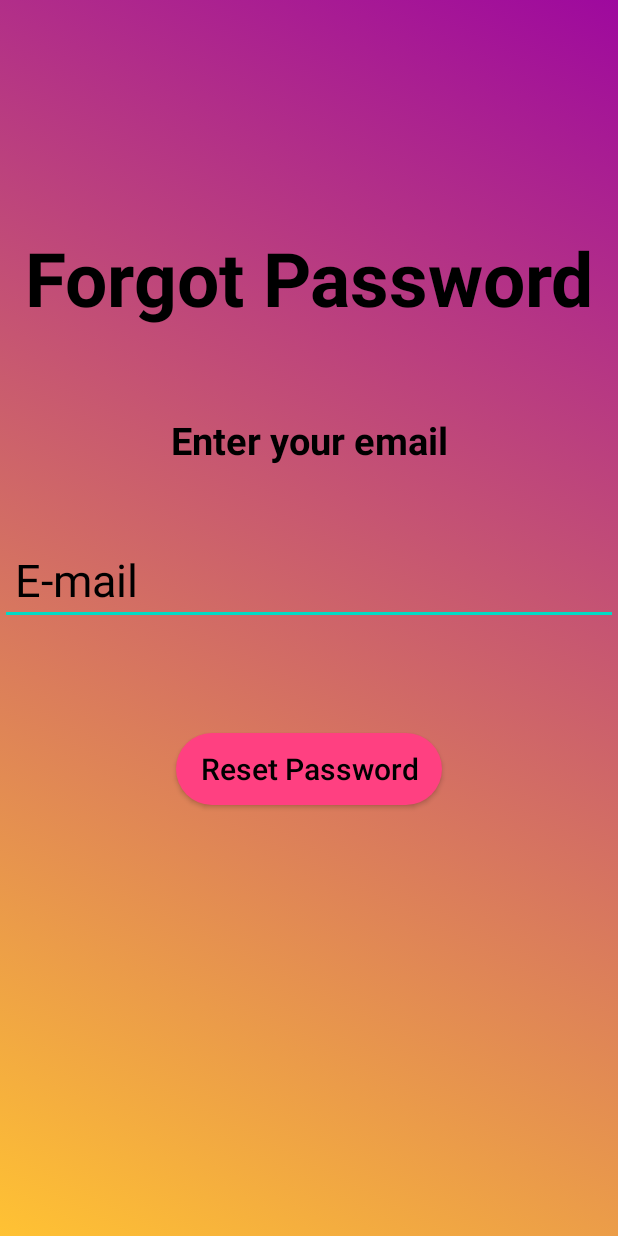
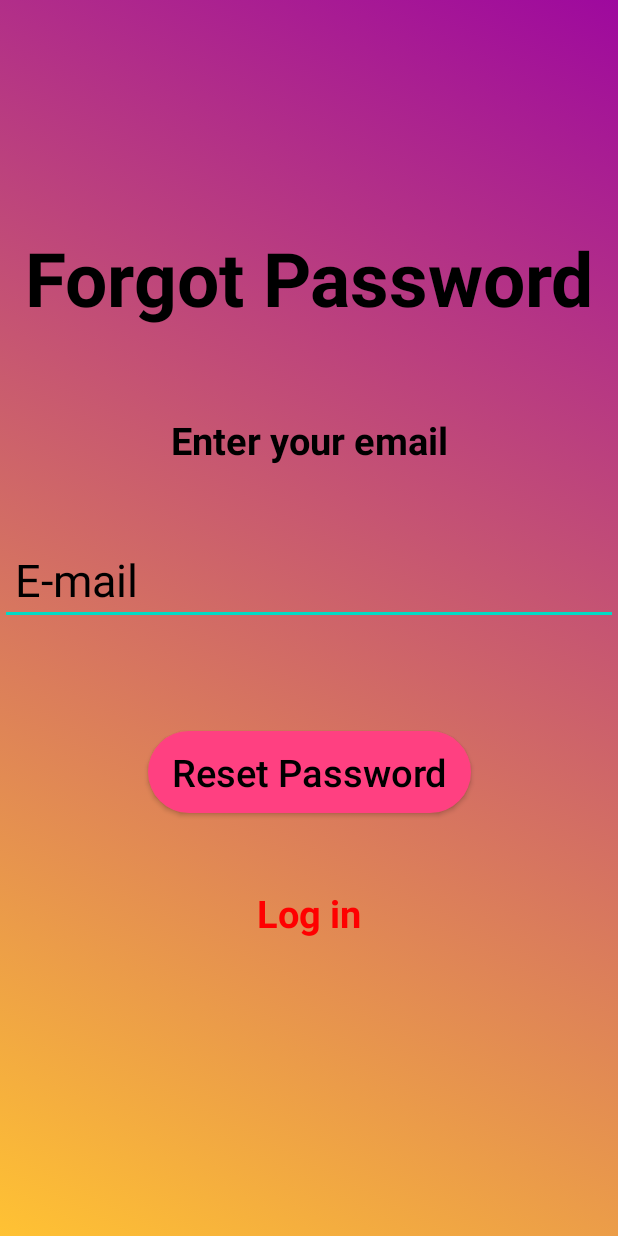
Before and after one commit to Neer-rn/KU-Bazar, an Android app: the Forget_password screen opened directly, with no data from a screen before it, on a phone screen of 412 x 824 dp. Run offline under Robolectric (Android 15) with nearby library versions, the phone set to English and light mode, and no system bars; our stand-ins replace Firebase (no records; nobody signed in at launch, a user with empty details on screens opened directly).

Commit message:
Added login btn in forgot Activity

```diff
--- a/app/src/main/java/com/neer/ku_bazar/Forget_password.java
+++ b/app/src/main/java/com/neer/ku_bazar/Forget_password.java
@@ -21,6 +21,8 @@
 
     private EditText inputEmail;
 
+    private TextView login;
+
     private Button btnReset;
 
     private FirebaseAuth auth;
@@ -39,7 +41,20 @@
 
         progressBar = findViewById(R.id.progressbar);
 
+        login = findViewById(R.id.text_login);
+
         auth = FirebaseAuth.getInstance();
+
+
+
+        login.setOnClickListener(new View.OnClickListener() {
+            @Override
+            public void onClick(View view) {
+                finish();
+            }
+        });
+
+
 
         btnReset.setOnClickListener(new View.OnClickListener() {
             @Override
--- a/app/src/main/res/layout/activity_forget_password.xml
+++ b/app/src/main/res/layout/activity_forget_password.xml
@@ -64,7 +64,7 @@
         android:layout_height="wrap_content"
         android:text="Reset Password"
         android:textColor="@color/black"
-        android:textSize="20sp"
+        android:textSize="25sp"
         android:textAllCaps="false"
         app:backgroundTint="@color/colorAccentPink"
         style="@style/AppTheme.RoundedCornerMaterialButton"
@@ -73,6 +73,22 @@
         app:layout_constraintStart_toStartOf="parent"
         app:layout_constraintTop_toBottomOf="@+id/text_email"
         app:layout_constraintVertical_bias="0.2"
+        />
+    <TextView
+        android:id="@+id/text_login"
+        android:layout_width="wrap_content"
+        android:layout_height="wrap_content"
+        android:text="Log in"
+        android:textSize="25sp"
+        android:textStyle="bold"
+        android:textColor="#FF0000"
+        app:layout_constraintBottom_toBottomOf="parent"
+        app:layout_constraintEnd_toEndOf="parent"
+        app:layout_constraintStart_toStartOf="parent"
+        app:layout_constraintTop_toBottomOf="@+id/reset_button"
+        app:layout_constraintVertical_bias="0.2"
+        android:clickable="true"
+        android:focusable="true"
         />
 
     <ProgressBar
```
